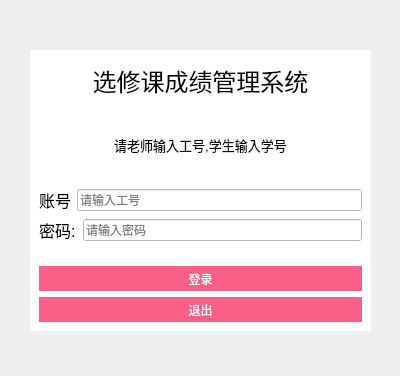
Qt form Student_Mangement/page_login.ui (mzhnx-go/Date-Structure-homework) before a commit.
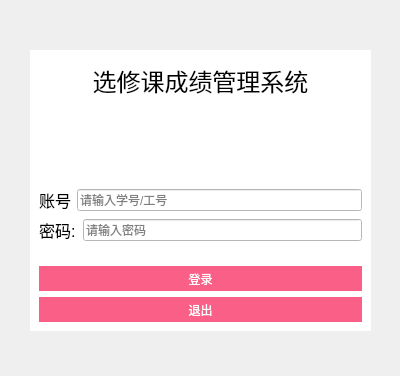
The same form after that commit. Icons and pictures are not drawn.

Diff of the .ui file:
```diff
--- a/Student_Mangement/page_login.ui
+++ b/Student_Mangement/page_login.ui
@@ -79,7 +79,7 @@
        </font>
       </property>
       <property name="text">
-       <string>请老师输入工号,学生输入学号</string>
+       <string/>
       </property>
       <property name="alignment">
        <set>Qt::AlignmentFlag::AlignCenter</set>
@@ -142,7 +142,7 @@
           <number>20</number>
          </property>
          <property name="placeholderText">
-          <string>请输入工号</string>
+          <string>请输入学号/工号</string>
          </property>
         </widget>
        </item>
```
Left out of the diff: 7 changed lines with no effect on the pictures.
